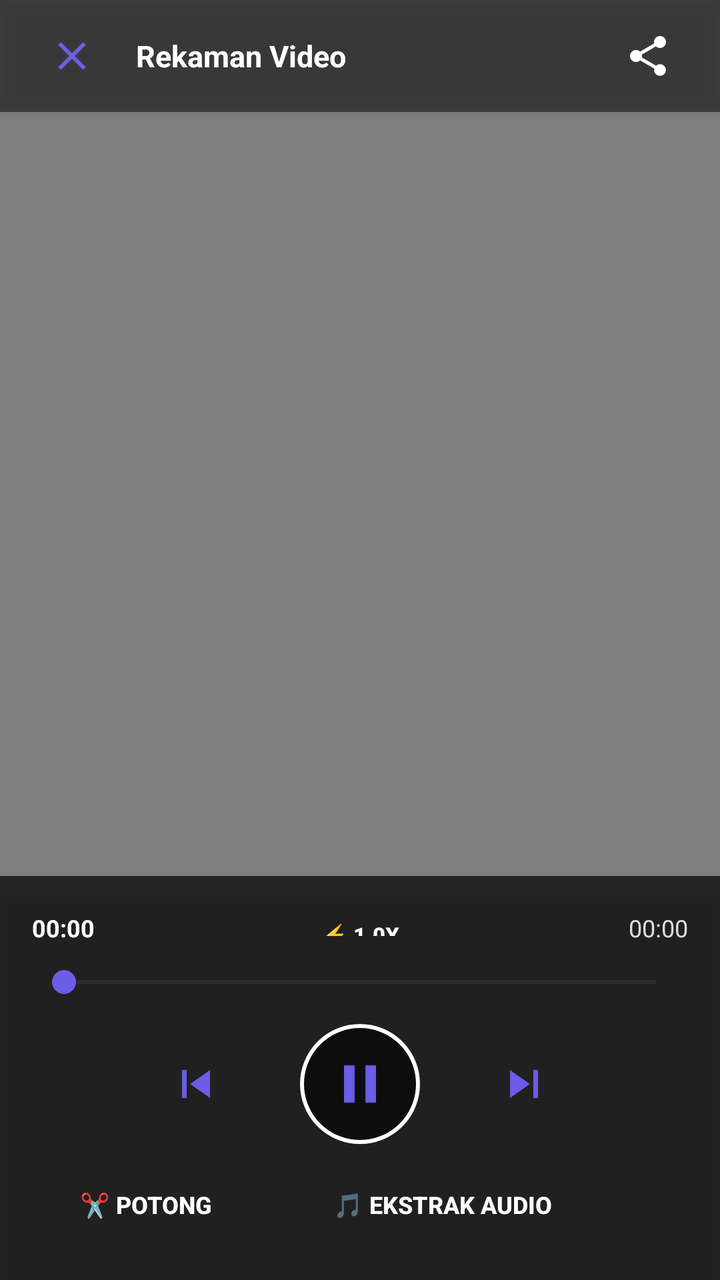
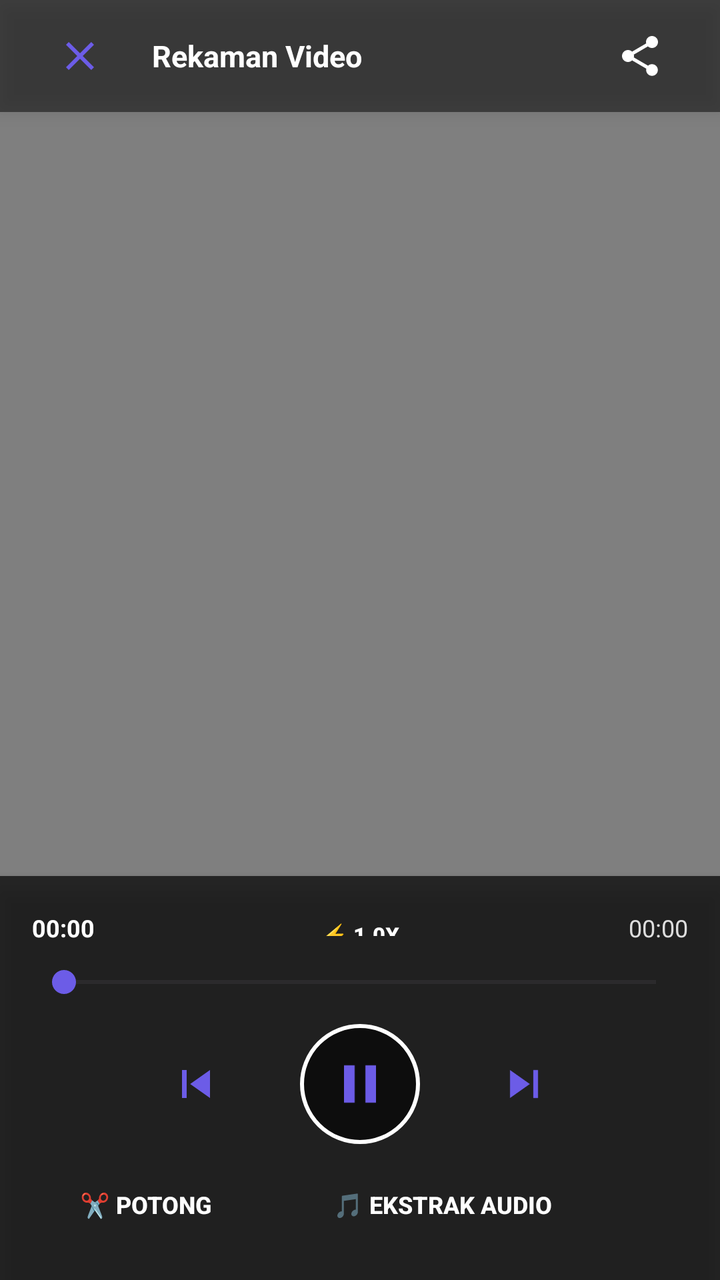

Screens rendered from an Android XML layout before and after an edit, with the pre-edit source and the edit as a unified diff.
<!-- AndroidManifest.xml: application theme Theme.RekaminDulu -->
<!-- res/layout/player_screen.xml -->
<?xml version="1.0" encoding="utf-8"?>
<androidx.constraintlayout.widget.ConstraintLayout xmlns:android="http://schemas.android.com/apk/res/android"
    xmlns:app="http://schemas.android.com/apk/res-auto"
    android:layout_width="match_parent"
    android:layout_height="match_parent"
    android:background="#000000">

    
    <VideoView
        android:id="@+id/video_view"
        android:layout_width="match_parent"
        android:layout_height="match_parent"
        app:layout_constraintBottom_toBottomOf="parent"
        app:layout_constraintEnd_toEndOf="parent"
        app:layout_constraintStart_toStartOf="parent"
        app:layout_constraintTop_toTopOf="parent" />

    
    <RelativeLayout
        android:id="@+id/player_top_bar"
        android:layout_width="match_parent"
        android:layout_height="56dp"
        android:background="#80000000"
        android:elevation="6dp"
        android:paddingHorizontal="16dp"
        app:layout_constraintTop_toTopOf="parent">

        <ImageView
            android:id="@+id/btn_player_back"
            android:layout_width="40dp"
            android:layout_height="40dp"
            android:layout_alignParentStart="true"
            android:layout_centerVertical="true"
            android:background="?attr/selectableItemBackgroundBorderless"
            android:contentDescription="Kembali"
            android:padding="8dp"
            android:src="@drawable/ic_close" />

        <TextView
            android:id="@+id/player_video_title"
            android:layout_width="0dp"
            android:layout_height="wrap_content"
            android:layout_centerVertical="true"
            android:layout_marginHorizontal="12dp"
            android:layout_toStartOf="@id/btn_player_share"
            android:layout_toEndOf="@id/btn_player_back"
            android:ellipsize="middle"
            android:singleLine="true"
            android:text="Rekaman Video"
            android:textColor="#FFFFFF"
            android:textSize="15sp"
            android:textStyle="bold" />

        <ImageView
            android:id="@+id/btn_player_share"
            android:layout_width="40dp"
            android:layout_height="40dp"
            android:layout_alignParentEnd="true"
            android:layout_centerVertical="true"
            android:background="?attr/selectableItemBackgroundBorderless"
            android:contentDescription="Bagikan"
            android:padding="8dp"
            android:src="@drawable/ic_share" />
    </RelativeLayout>

    
    <LinearLayout
        android:id="@+id/player_bottom_panel"
        android:layout_width="match_parent"
        android:layout_height="wrap_content"
        android:background="#B3000000"
        android:elevation="6dp"
        android:orientation="vertical"
        android:paddingHorizontal="16dp"
        android:paddingTop="12dp"
        android:paddingBottom="20dp"
        app:layout_constraintBottom_toBottomOf="parent">

        
        <RelativeLayout
            android:layout_width="match_parent"
            android:layout_height="wrap_content"
            android:layout_marginBottom="4dp">

            <TextView
                android:id="@+id/current_time"
                android:layout_width="wrap_content"
                android:layout_height="wrap_content"
                android:layout_alignParentStart="true"
                android:layout_centerVertical="true"
                android:text="00:00"
                android:textColor="#FFFFFF"
                android:textSize="12sp"
                android:textStyle="bold" />

            <Button
                android:id="@+id/btn_playback_speed"
                style="?android:attr/borderlessButtonStyle"
                android:layout_width="wrap_content"
                android:layout_height="28dp"
                android:layout_centerInParent="true"
                android:paddingHorizontal="10dp"
                android:text="⚡ 1.0x"
                android:textColor="#FFFFFF"
                android:textSize="11sp"
                android:textStyle="bold" />

            <TextView
                android:id="@+id/total_time"
                android:layout_width="wrap_content"
                android:layout_height="wrap_content"
                android:layout_alignParentEnd="true"
                android:layout_centerVertical="true"
                android:text="00:00"
                android:textColor="#DDDDDD"
                android:textSize="12sp" />
        </RelativeLayout>

        
        <SeekBar
            android:id="@+id/seek_bar"
            android:layout_width="match_parent"
            android:layout_height="wrap_content"
            android:layout_marginBottom="12dp"
            android:max="100"
            android:progress="0"
            android:progressTint="@color/colorPrimary"
            android:thumbTint="@color/colorPrimary" />

        
        <LinearLayout
            android:layout_width="match_parent"
            android:layout_height="wrap_content"
            android:gravity="center"
            android:orientation="horizontal">

            <ImageView
                android:id="@+id/btn_rewind"
                android:layout_width="48dp"
                android:layout_height="48dp"
                android:background="?attr/selectableItemBackgroundBorderless"
                android:contentDescription="Mundur 10 detik"
                android:padding="10dp"
                android:src="@drawable/ic_previous" />

            <ImageView
                android:id="@+id/play_pause_btn"
                android:layout_width="60dp"
                android:layout_height="60dp"
                android:layout_marginHorizontal="28dp"
                android:background="@drawable/ic_play_circle_bg"
                android:contentDescription="Putar / Jeda"
                android:padding="14dp"
                android:src="@drawable/ic_pause" />

            <ImageView
                android:id="@+id/btn_forward"
                android:layout_width="48dp"
                android:layout_height="48dp"
                android:background="?attr/selectableItemBackgroundBorderless"
                android:contentDescription="Maju 10 detik"
                android:padding="10dp"
                android:src="@drawable/ic_next" />
        </LinearLayout>

        
        <LinearLayout
            android:layout_width="match_parent"
            android:layout_height="wrap_content"
            android:layout_marginTop="12dp"
            android:gravity="center"
            android:orientation="horizontal">

            <Button
                android:id="@+id/btn_player_trim_shortcut"
                style="?android:attr/borderlessButtonStyle"
                android:layout_width="wrap_content"
                android:layout_height="36dp"
                android:text="✂️ Potong"
                android:textColor="#FFFFFF"
                android:textSize="12sp"
                android:textStyle="bold" />

            <View
                android:layout_width="12dp"
                android:layout_height="1dp" />

            <Button
                android:id="@+id/btn_player_extract_audio"
                style="?android:attr/borderlessButtonStyle"
                android:layout_width="wrap_content"
                android:layout_height="36dp"
                android:text="🎵 Ekstrak Audio"
                android:textColor="#FFFFFF"
                android:textSize="12sp"
                android:textStyle="bold" />

            <View
                android:layout_width="12dp"
                android:layout_height="1dp" />

            <Button
                android:id="@+id/btn_player_open_external"
                style="?android:attr/borderlessButtonStyle"
                android:layout_width="wrap_content"
                android:layout_height="36dp"
                android:text="↗️ Eksternal"
                android:textColor="#FFFFFF"
                android:textSize="12sp" />
        </LinearLayout>
    </LinearLayout>

</androidx.constraintlayout.widget.ConstraintLayout>
<!-- resources referenced by this layout -->
<resources>
  <color name="colorPrimary">#6C5CE7</color>
  <!-- drawable ic_close (drawable) -->
  <vector xmlns:android="http://schemas.android.com/apk/res/android"
      android:width="24dp"
      android:height="24dp"
      android:viewportWidth="24"
      android:viewportHeight="24">
      <path
          android:fillColor="#FF3838"
          android:pathData="M19,6.41L17.59,5 12,10.59 6.41,5 5,6.41 10.59,12 5,17.59 6.41,19 12,13.41 17.59,19 19,17.59 13.41,12z"/>
  </vector>
  <!-- drawable ic_next (drawable) -->
  <vector xmlns:android="http://schemas.android.com/apk/res/android"
      android:width="24dp"
      android:height="24dp"
      android:viewportWidth="24"
      android:viewportHeight="24">
      <path
          android:fillColor="#6C5CE7"
          android:pathData="M10,6L8.59,7.41 13.17,12l-4.58,4.59L10,18l6,-6z"/>
  </vector>
  <!-- drawable ic_pause (drawable) -->
  <vector xmlns:android="http://schemas.android.com/apk/res/android"
      android:width="24dp"
      android:height="24dp"
      android:viewportWidth="24"
      android:viewportHeight="24">
      <path
          android:fillColor="#6C5CE7"
          android:pathData="M6,19h4V5H6v14zm8,-14v14h4V5h-4z"/>
  </vector>
  <!-- drawable ic_play_circle_bg (drawable) -->
  <?xml version="1.0" encoding="utf-8"?>
  <shape xmlns:android="http://schemas.android.com/apk/res/android"
      android:shape="oval">
      <solid android:color="#99000000" />
      <stroke
          android:width="2dp"
          android:color="#FFFFFF" />
  </shape>
  <!-- drawable ic_previous (drawable-mdpi) -->
  <vector xmlns:android="http://schemas.android.com/apk/res/android"
      android:width="24dp"
      android:height="24dp"
      android:viewportWidth="24"
      android:viewportHeight="24">
      <path
          android:fillColor="#6C5CE7"
          android:pathData="M6,6h2v12H6zm3.5,6l8.5,6V6z"/>
  </vector>
  <!-- drawable ic_share (drawable) -->
  <vector xmlns:android="http://schemas.android.com/apk/res/android"
      android:width="24dp"
      android:height="24dp"
      android:viewportWidth="24"
      android:viewportHeight="24">
    <path
        android:fillColor="#FFFFFFFF"
        android:pathData="M18,16.08c-0.76,0 -1.44,0.3 -1.96,0.77L8.91,12.7c0.05,-0.23 0.09,-0.46 0.09,-0.7s-0.04,-0.47 -0.09,-0.7l7.05,-4.11c0.54,0.5 1.25,0.81 2.04,0.81 1.66,0 3,-1.34 3,-3s-1.34,-3 -3,-3 -3,1.34 -3,3c0,0.24 0.04,0.47 0.09,0.7L8.04,9.81C7.5,9.31 6.79,9 6,9c-1.66,0 -3,1.34 -3,3s1.34,3 3,3c0.79,0 1.5,-0.31 2.04,-0.81l7.12,4.16c-0.05,0.21 -0.08,0.43 -0.08,0.65 0,1.61 1.31,2.92 2.92,2.92s2.92,-1.31 2.92,-2.92c0,-1.61 -1.31,-2.92 -2.92,-2.92z"/>
  </vector>
  <style name="Theme.RekaminDulu" parent="Theme.Material3.DayNight.NoActionBar">
          <item name="colorPrimary">#6C5CE7</item>
          <item name="colorOnPrimary">#FFFFFF</item>
          <item name="android:windowBackground">@color/colorBackground</item>
          <item name="android:statusBarColor">#6C5CE7</item>
          <item name="android:navigationBarColor">@android:color/darker_gray</item>
      </style>
  <color name="colorBackground">#F5F6FA</color>
</resources>

<!-- the commit's change to res/layout/player_screen.xml (unified diff, before → after) -->
@@ -27,13 +27,13 @@
 
         <ImageView
             android:id="@+id/btn_player_back"
-            android:layout_width="40dp"
-            android:layout_height="40dp"
+            android:layout_width="48dp"
+            android:layout_height="48dp"
             android:layout_alignParentStart="true"
             android:layout_centerVertical="true"
             android:background="?attr/selectableItemBackgroundBorderless"
             android:contentDescription="Kembali"
-            android:padding="8dp"
+            android:padding="12dp"
             android:src="@drawable/ic_close" />
 
         <TextView
@@ -53,13 +53,13 @@
 
         <ImageView
             android:id="@+id/btn_player_share"
-            android:layout_width="40dp"
-            android:layout_height="40dp"
+            android:layout_width="48dp"
+            android:layout_height="48dp"
             android:layout_alignParentEnd="true"
             android:layout_centerVertical="true"
             android:background="?attr/selectableItemBackgroundBorderless"
             android:contentDescription="Bagikan"
-            android:padding="8dp"
+            android:padding="12dp"
             android:src="@drawable/ic_share" />
     </RelativeLayout>
 
<!-- resource entries referenced after the edit -->
@@ -61,12 +61,22 @@
         android:pathData="M18,16.08c-0.76,0 -1.44,0.3 -1.96,0.77L8.91,12.7c0.05,-0.23 0.09,-0.46 0.09,-0.7s-0.04,-0.47 -0.09,-0.7l7.05,-4.11c0.54,0.5 1.25,0.81 2.04,0.81 1.66,0 3,-1.34 3,-3s-1.34,-3 -3,-3 -3,1.34 -3,3c0,0.24 0.04,0.47 0.09,0.7L8.04,9.81C7.5,9.31 6.79,9 6,9c-1.66,0 -3,1.34 -3,3s1.34,3 3,3c0.79,0 1.5,-0.31 2.04,-0.81l7.12,4.16c-0.05,0.21 -0.08,0.43 -0.08,0.65 0,1.61 1.31,2.92 2.92,2.92s2.92,-1.31 2.92,-2.92c0,-1.61 -1.31,-2.92 -2.92,-2.92z"/>
   </vector>
   <style name="Theme.RekaminDulu" parent="Theme.Material3.DayNight.NoActionBar">
-          <item name="colorPrimary">#6C5CE7</item>
-          <item name="colorOnPrimary">#FFFFFF</item>
+          <item name="colorPrimary">@color/colorPrimary</item>
+          <item name="colorOnPrimary">@color/colorOnPrimary</item>
+          <item name="colorPrimaryContainer">@color/colorPrimaryContainer</item>
+          <item name="colorOnPrimaryContainer">@color/colorOnPrimaryContainer</item>
+          <item name="colorSurface">@color/colorSurface</item>
+          <item name="colorOnSurface">@color/colorOnSurface</item>
           <item name="android:windowBackground">@color/colorBackground</item>
-          <item name="android:statusBarColor">#6C5CE7</item>
-          <item name="android:navigationBarColor">@android:color/darker_gray</item>
+          <item name="android:statusBarColor">@color/colorBackground</item>
+          <item name="android:windowLightStatusBar">true</item>
+          <item name="android:navigationBarColor">@color/colorSurface</item>
       </style>
-  <color name="colorBackground">#F5F6FA</color>
+  <color name="colorOnPrimary">#FFFFFF</color>
+  <color name="colorPrimaryContainer">#ECE8FD</color>
+  <color name="colorOnPrimaryContainer">#4435B8</color>
+  <color name="colorSurface">#FFFFFF</color>
+  <color name="colorOnSurface">#1A1B25</color>
+  <color name="colorBackground">#F6F7FB</color>
 </resources>
 
